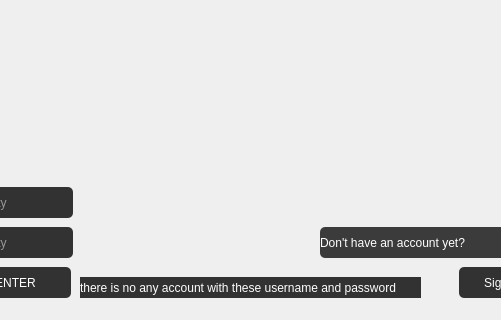
mohammadfattahi11/AP_Project, file login.ui: the form before one commit; both pictures show x 180 to 681 and y 93 to 413 of the 800 by 413 pixel window.
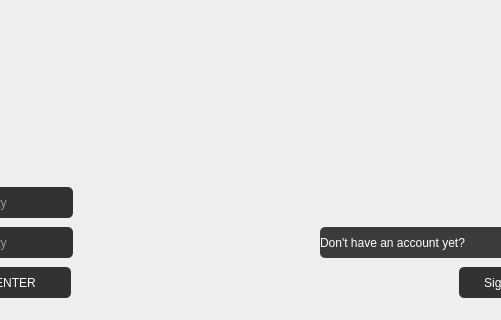
The form after the commit. Icons and pictures are not drawn.

Commit message: working on login and register end

The edit to the form file:
```diff
--- a/login.ui
+++ b/login.ui
@@ -239,33 +239,6 @@
     <string/>
    </property>
   </widget>
-  <widget class="QLabel" name="label_7">
-   <property name="enabled">
-    <bool>true</bool>
-   </property>
-   <property name="geometry">
-    <rect>
-     <x>260</x>
-     <y>370</y>
-     <width>341</width>
-     <height>21</height>
-    </rect>
-   </property>
-   <property name="acceptDrops">
-    <bool>false</bool>
-   </property>
-   <property name="styleSheet">
-    <string notr="true">background-color:rgb(50, 50, 50);
-font: 10pt &quot;MS Shell Dlg 2&quot;;
-color:rgb(255, 255, 255);</string>
-   </property>
-   <property name="text">
-    <string>there is no any account with these username and password</string>
-   </property>
-   <property name="scaledContents">
-    <bool>false</bool>
-   </property>
-  </widget>
   <zorder>label_6</zorder>
   <zorder>label</zorder>
   <zorder>label_2</zorder>
```
Left out of the diff: 4 changed lines with no effect on the pictures. The commit also changes 8 other files.
